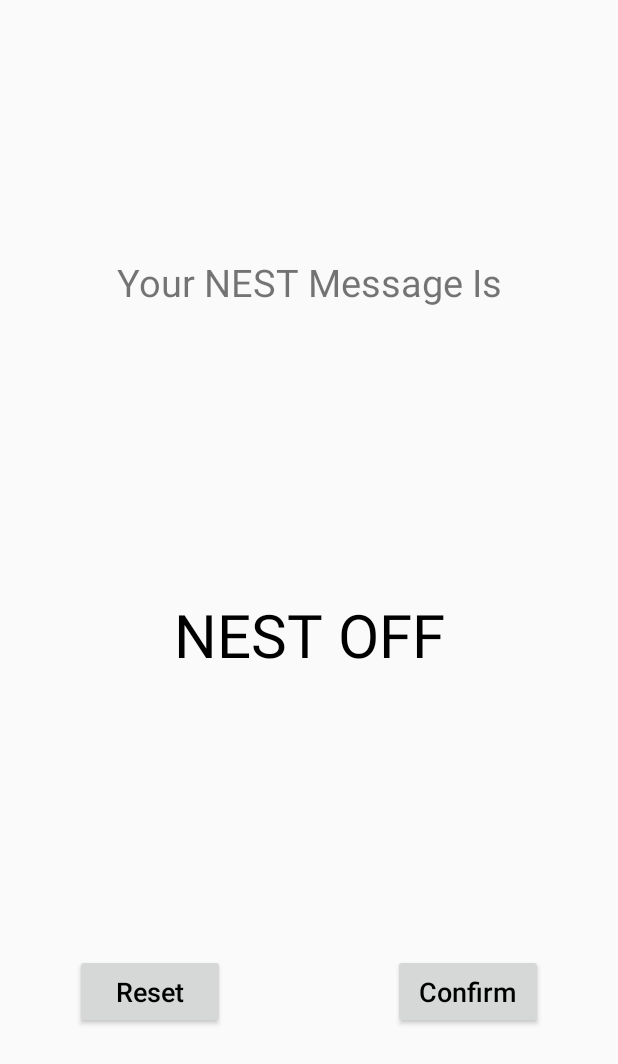
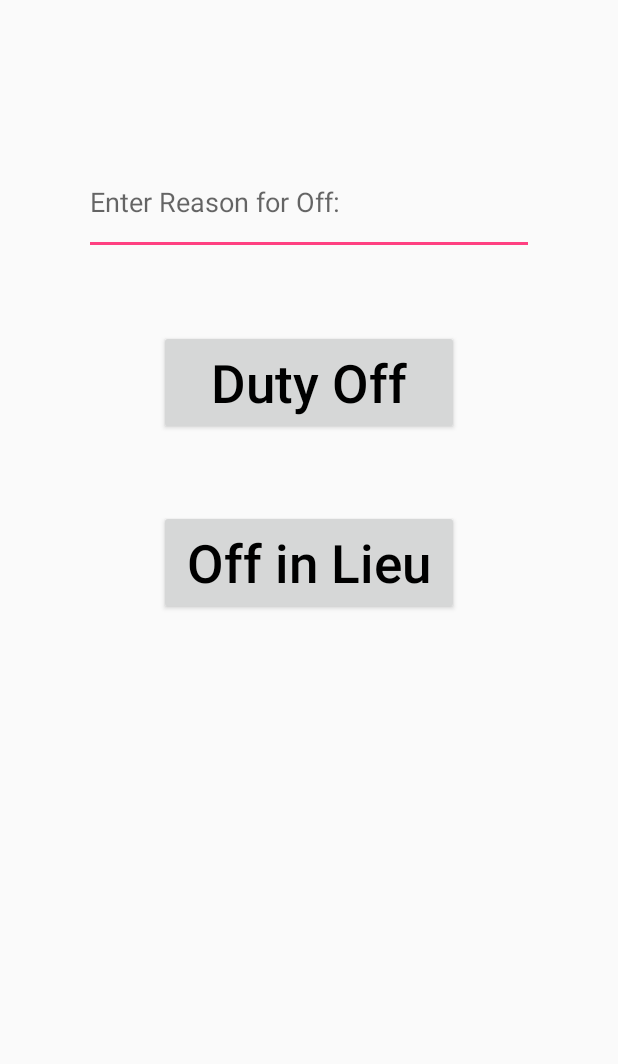
Before and after one commit to seankwekjk/nestApp, an Android app: the screen it shows after launch (endScreen before the commit, offScreen after it), after a tap on "Off", on a phone screen of 412 x 824 dp. Shown: the top 1064 px of the screen. Run offline under Robolectric (Android 15) with nearby library versions, the phone set to English and light mode, and no system bars.

Commit message:
Added activity for off - 2 different kinds of off + required remark Removed previous implementation in Main for off Changed reminder text from "MC" to "Medical Leave"

```diff
--- a/app/src/main/AndroidManifest.xml
+++ b/app/src/main/AndroidManifest.xml
@@ -1,7 +1,9 @@
 <?xml version="1.0" encoding="utf-8"?>
 <manifest xmlns:android="http://schemas.android.com/apk/res/android"
     package="com.example.seankwek.nest">
+
     <uses-permission android:name="android.permission.SEND_SMS" />
+
     <application
         android:allowBackup="true"
         android:icon="@mipmap/ic_launcher"
@@ -20,7 +22,8 @@
         <activity android:name=".mcScreen" />
         <activity android:name=".leaveScreen" />
         <activity android:name=".outScreen" />
-        <activity android:name=".courseScreen"></activity>
+        <activity android:name=".courseScreen" />
+        <activity android:name=".offScreen"></activity>
     </application>
 
 </manifest>
--- a/app/src/main/java/com/example/seankwek/nest/MainActivity.java
+++ b/app/src/main/java/com/example/seankwek/nest/MainActivity.java
@@ -47,8 +47,7 @@ public class MainActivity extends AppCompatActivity {
 
             @Override
             public void onClick(View view) {
-                String nestText="NEST OFF";
-                Intent myIntent = new Intent(MainActivity.this, endScreen.class).putExtra("nestText",nestText);
+                Intent myIntent = new Intent(MainActivity.this, offScreen.class);
                 startActivity(myIntent);
             }
         });
--- a/app/src/main/java/com/example/seankwek/nest/endScreen.java
+++ b/app/src/main/java/com/example/seankwek/nest/endScreen.java
@@ -32,7 +32,7 @@ public class endScreen extends AppCompatActivity {
                 reminderText.setText("Reminder: Submit your MC on your next working day.");
             }
             else if(remindText.equals("remindRS")){
-                reminderText.setText("Reminder: NEST MC to update MC status.");
+                reminderText.setText("Reminder: NEST Medical Leave to update MC status.");
             }
         }
 
--- /dev/null
+++ b/app/src/main/java/com/example/seankwek/nest/offScreen.java
@@ -0,0 +1,56 @@
+package com.example.seankwek.nest;
+
+import android.content.Intent;
+import android.support.v7.app.AppCompatActivity;
+import android.os.Bundle;
+import android.text.TextUtils;
+import android.view.View;
+import android.widget.Button;
+import android.widget.EditText;
+import android.widget.Toast;
+
+public class offScreen extends AppCompatActivity {
+
+    @Override
+    protected void onCreate(Bundle savedInstanceState) {
+        super.onCreate(savedInstanceState);
+        setContentView(R.layout.activity_off_screen);
+        Button dutyOff = (Button) findViewById(R.id.dutyOff);
+        Button inLieuOff = (Button) findViewById(R.id.inLieuOff);
+        final EditText offText = (EditText) findViewById(R.id.offText);
+
+        dutyOff.setOnClickListener(new View.OnClickListener() {
+
+            @Override
+            public void onClick(View view) {
+                if (TextUtils.isEmpty(offText.getText().toString())) {
+                    Toast.makeText(offScreen.this, "Please enter a reason for off", Toast.LENGTH_LONG).show();
+                }
+                else{
+                    String nestText="NEST DUTY OFF ";
+                    String off=offText.getText().toString();
+                    nestText=nestText+off;
+                    Intent myIntent = new Intent(offScreen.this, endScreen.class).putExtra("nestText",nestText);
+                    startActivity(myIntent);
+                }
+            }
+        });
+
+        inLieuOff.setOnClickListener(new View.OnClickListener() {
+
+            @Override
+            public void onClick(View view) {
+                if (TextUtils.isEmpty(offText.getText().toString())) {
+                    Toast.makeText(offScreen.this, "Please enter a reason for off", Toast.LENGTH_LONG).show();
+                }
+                else{
+                    String nestText="NEST OFF IN LIEU ";
+                    String off=offText.getText().toString();
+                    nestText=nestText+off;
+                    Intent myIntent = new Intent(offScreen.this, endScreen.class).putExtra("nestText",nestText);
+                    startActivity(myIntent);
+                }
+            }
+        });
+    }
+}
--- /dev/null
+++ b/app/src/main/res/layout/activity_off_screen.xml
@@ -0,0 +1,45 @@
+<?xml version="1.0" encoding="utf-8"?>
+<android.support.constraint.ConstraintLayout xmlns:android="http://schemas.android.com/apk/res/android"
+    xmlns:app="http://schemas.android.com/apk/res-auto"
+    xmlns:tools="http://schemas.android.com/tools"
+    android:layout_width="match_parent"
+    android:layout_height="match_parent"
+    tools:context="com.example.seankwek.nest.offScreen">
+
+    <EditText
+        android:id="@+id/offText"
+        android:layout_width="300dp"
+        android:layout_height="70dp"
+        android:hint="Enter Reason for Off:"
+        app:layout_constraintRight_toRightOf="parent"
+        app:layout_constraintLeft_toLeftOf="parent"
+        app:layout_constraintTop_toTopOf="parent"
+        android:layout_marginTop="100dp"/>
+
+    <Button
+        android:id="@+id/dutyOff"
+        android:layout_width="200dp"
+        android:layout_height="70dp"
+        android:text="Duty Off"
+        android:textColor="@color/black"
+        android:textSize="35sp"
+        android:textAllCaps="false"
+        app:layout_constraintLeft_toLeftOf="parent"
+        app:layout_constraintRight_toRightOf="parent"
+        app:layout_constraintTop_toBottomOf="@id/offText"
+        android:layout_marginTop="50dp"/>
+
+    <Button
+        android:id="@+id/inLieuOff"
+        android:layout_width="200dp"
+        android:layout_height="70dp"
+        android:text="Off in Lieu"
+        android:textColor="@color/black"
+        android:textSize="35sp"
+        android:textAllCaps="false"
+        app:layout_constraintLeft_toLeftOf="parent"
+        app:layout_constraintRight_toRightOf="parent"
+        app:layout_constraintTop_toBottomOf="@id/dutyOff"
+        android:layout_marginTop="50dp"/>
+
+</android.support.constraint.ConstraintLayout>
```
